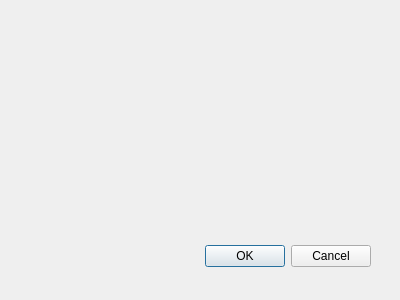
Above: src/nicknamedialog.ui from sams3p10l/decentralized-interactive-lan-chat before the change. Below: the same form after it.
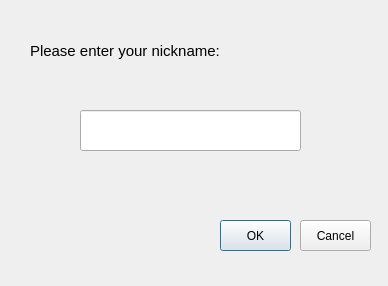
That is the form after the change.

Commit message: nickname dialog box gui and func done

```diff
--- a/src/nicknamedialog.ui
+++ b/src/nicknamedialog.ui
@@ -8,27 +8,70 @@
    <rect>
     <x>0</x>
     <y>0</y>
-    <width>400</width>
-    <height>300</height>
+    <width>388</width>
+    <height>286</height>
    </rect>
   </property>
   <property name="windowTitle">
    <string>Dialog</string>
   </property>
-  <widget name="buttonBox" class="QDialogButtonBox">
+  <widget class="QLineEdit" name="nicknameEdit">
+   <property name="geometry">
+    <rect>
+     <x>80</x>
+     <y>110</y>
+     <width>221</width>
+     <height>41</height>
+    </rect>
+   </property>
+   <property name="font">
+    <font>
+     <pointsize>11</pointsize>
+    </font>
+   </property>
+  </widget>
+  <widget class="QLabel" name="label">
    <property name="geometry">
     <rect>
      <x>30</x>
-     <y>240</y>
-     <width>341</width>
-     <height>32</height>
+     <y>30</y>
+     <width>201</width>
+     <height>41</height>
     </rect>
    </property>
-   <property name="orientation">
-    <enum>Qt::Horizontal</enum>
+   <property name="font">
+    <font>
+     <pointsize>11</pointsize>
+    </font>
    </property>
-   <property name="standardButtons">
-    <set>QDialogButtonBox::Cancel|QDialogButtonBox::Ok</set>
+   <property name="text">
+    <string>Please enter your nickname:</string>
+   </property>
+  </widget>
+  <widget class="QPushButton" name="okButton">
+   <property name="geometry">
+    <rect>
+     <x>220</x>
+     <y>220</y>
+     <width>71</width>
+     <height>31</height>
+    </rect>
+   </property>
+   <property name="text">
+    <string>OK</string>
+   </property>
+  </widget>
+  <widget class="QPushButton" name="cancelButton">
+   <property name="geometry">
+    <rect>
+     <x>300</x>
+     <y>220</y>
+     <width>71</width>
+     <height>31</height>
+    </rect>
+   </property>
+   <property name="text">
+    <string>Cancel</string>
    </property>
   </widget>
  </widget>
```
Left out of the diff: 42 changed lines with no effect on the pictures. The commit also changes 35 other files.
